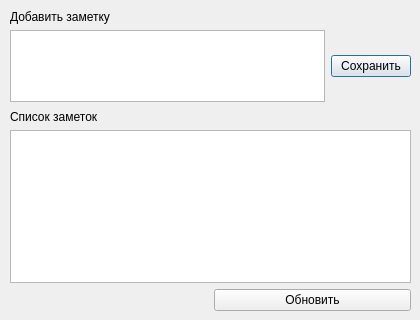
The window that NotesDialog.ui (okostynchuk/Outcall) describes before a commit, drawn with Qt 5.
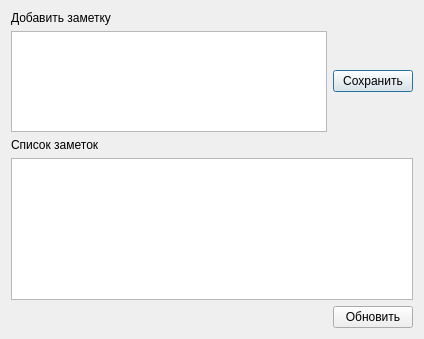
The same window after the commit. Icons and pictures are not drawn.

Commit message: two windows are fixed

Diff of the .ui file:
```diff
--- a/NotesDialog.ui
+++ b/NotesDialog.ui
@@ -6,41 +6,32 @@
    <rect>
     <x>0</x>
     <y>0</y>
-    <width>420</width>
-    <height>320</height>
+    <width>424</width>
+    <height>339</height>
    </rect>
   </property>
   <property name="windowTitle">
    <string>Заметки</string>
   </property>
-  <widget class="QWidget" name="layoutWidget">
-   <property name="geometry">
-    <rect>
-     <x>10</x>
-     <y>10</y>
-     <width>401</width>
-     <height>92</height>
-    </rect>
-   </property>
-   <layout class="QGridLayout" name="gridLayout">
+  <property name="windowIcon">
+   <iconset resource="images.qrc">
+    <normaloff>:/images/outcall-logo.png</normaloff>:/images/outcall-logo.png</iconset>
+  </property>
+  <layout class="QGridLayout" name="gridLayout_3">
     <item row="0" column="0">
+    <layout class="QGridLayout" name="gridLayout_2">
+     <item row="0" column="0">
+      <layout class="QVBoxLayout" name="verticalLayout">
+       <item>
      <widget class="QLabel" name="label">
       <property name="text">
        <string>Добавить заметку</string>
       </property>
      </widget>
     </item>
-    <item row="1" column="1">
-     <widget class="QPushButton" name="saveButton">
-      <property name="focusPolicy">
-       <enum>Qt::StrongFocus</enum>
-      </property>
-      <property name="text">
-       <string>Сохранить</string>
-      </property>
-     </widget>
-    </item>
-    <item row="1" column="0">
+       <item>
+        <layout class="QHBoxLayout" name="horizontalLayout">
+         <item>
      <widget class="QTextEdit" name="textEdit">
       <property name="focusPolicy">
        <enum>Qt::StrongFocus</enum>
@@ -57,19 +48,23 @@
       </property>
      </widget>
     </item>
-   </layout>
-  </widget>
-  <widget class="QWidget" name="layoutWidget">
-   <property name="geometry">
-    <rect>
-     <x>10</x>
-     <y>110</y>
-     <width>401</width>
-     <height>201</height>
-    </rect>
-   </property>
-   <layout class="QGridLayout" name="gridLayout_2">
-    <item row="1" column="0" colspan="2">
+         <item>
+          <widget class="QPushButton" name="saveButton">
+           <property name="focusPolicy">
+            <enum>Qt::StrongFocus</enum>
+           </property>
+           <property name="text">
+            <string>Сохранить</string>
+           </property>
+          </widget>
+         </item>
+        </layout>
+       </item>
+      </layout>
+     </item>
+     <item row="1" column="0">
+      <layout class="QGridLayout" name="gridLayout">
+       <item row="2" column="0" colspan="2">
      <widget class="QTableView" name="tableView">
       <property name="enabled">
        <bool>true</bool>
@@ -79,22 +74,51 @@
       </property>
      </widget>
     </item>
-    <item row="2" column="1">
+       <item row="3" column="0">
+        <spacer name="horizontalSpacer">
+         <property name="orientation">
+          <enum>Qt::Horizontal</enum>
+         </property>
+         <property name="sizeHint" stdset="0">
+          <size>
+           <width>40</width>
+           <height>20</height>
+          </size>
+         </property>
+        </spacer>
+       </item>
+       <item row="3" column="1">
      <widget class="QPushButton" name="updateButton">
       <property name="text">
        <string>Обновить</string>
       </property>
      </widget>
     </item>
-    <item row="0" column="0">
+       <item row="1" column="0">
      <widget class="QLabel" name="label_2">
       <property name="text">
        <string>Список заметок</string>
       </property>
      </widget>
     </item>
-   </layout>
-  </widget>
+       <item row="0" column="0">
+        <spacer name="verticalSpacer">
+         <property name="orientation">
+          <enum>Qt::Vertical</enum>
+         </property>
+         <property name="sizeHint" stdset="0">
+          <size>
+           <width>20</width>
+           <height>40</height>
+          </size>
+         </property>
+        </spacer>
+       </item>
+      </layout>
+     </item>
+    </layout>
+   </item>
+  </layout>
  </widget>
  <tabstops>
   <tabstop>textEdit</tabstop>
```
Left out of the diff: 5 changed lines with no effect on the pictures. Lines whose indentation alone changed are shown as unchanged. The commit also changes 1 other file.
